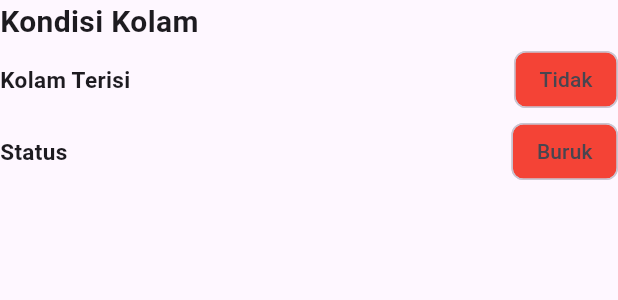
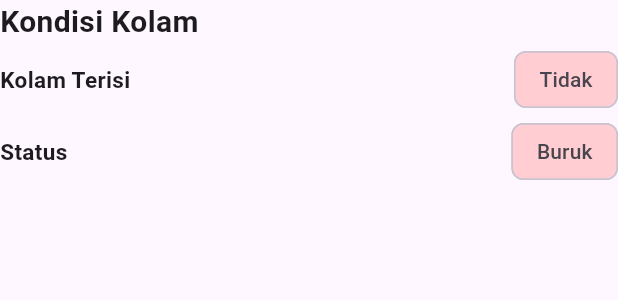
Before and after one commit to simodang/simodang-flutter, a Flutter app: the PondConditionWidget widget shown alone on an empty page, opened directly with empty values, on a phone screen of 412 x 824 dp. Shown: the top 300 px of the screen. Run offline on Flutter 3.47's test engine with Material 3 defaults, Android fonts, the phone set to English and light mode, and no system bars; our stand-ins replace dio, firebase_auth, firebase_core, flutter_dotenv, flutter_secure_storage, get and 2 more; accounts and stored records are empty; generated files the repository leaves out were written again; network calls fail.

```diff
--- a/lib/views/widgets/pill/pill_label_widget.dart
+++ b/lib/views/widgets/pill/pill_label_widget.dart
@@ -25,7 +25,7 @@ class PillLabelWidget extends StatelessWidget {
           ),
         ),
         Chip(
-          backgroundColor: isTrue ? Colors.green[100] : Colors.red,
+          backgroundColor: isTrue ? Colors.green[100] : Colors.red[100],
           label: Text(value)
         )
       ],
--- a/lib/views/widgets/pond_widget/pond_condition_widget.dart
+++ b/lib/views/widgets/pond_widget/pond_condition_widget.dart
@@ -30,8 +30,8 @@ class PondConditionWidget extends StatelessWidget {
         ),
         PillLabelWidget(
           label: "Status",
-          value: isFilled ? "Baik" : "Buruk",
-          isTrue: isFilled,
+          value: status ? "Baik" : "Buruk",
+          isTrue: status,
         ),
       ],
     );
```
